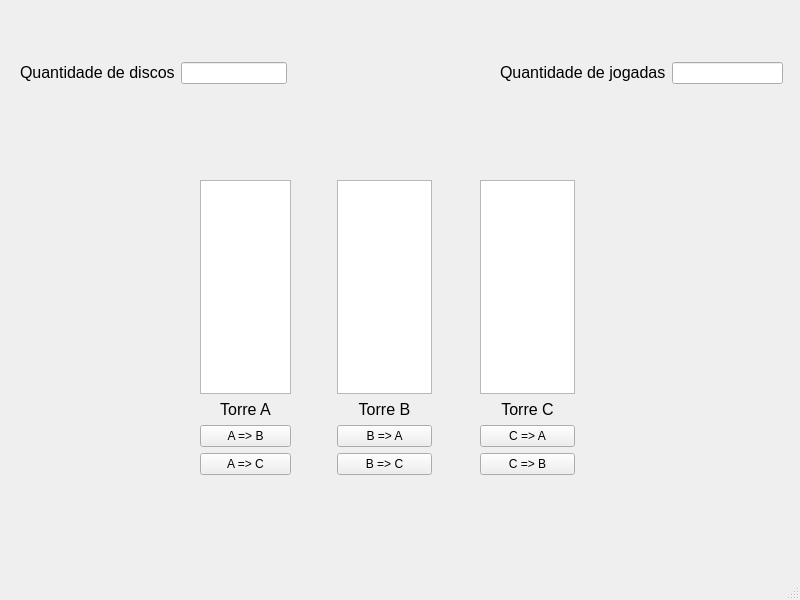
First picture: the form in mainwindow.ui, repository FilipeMrFerracioli/Projeto-jogo, before the edit.
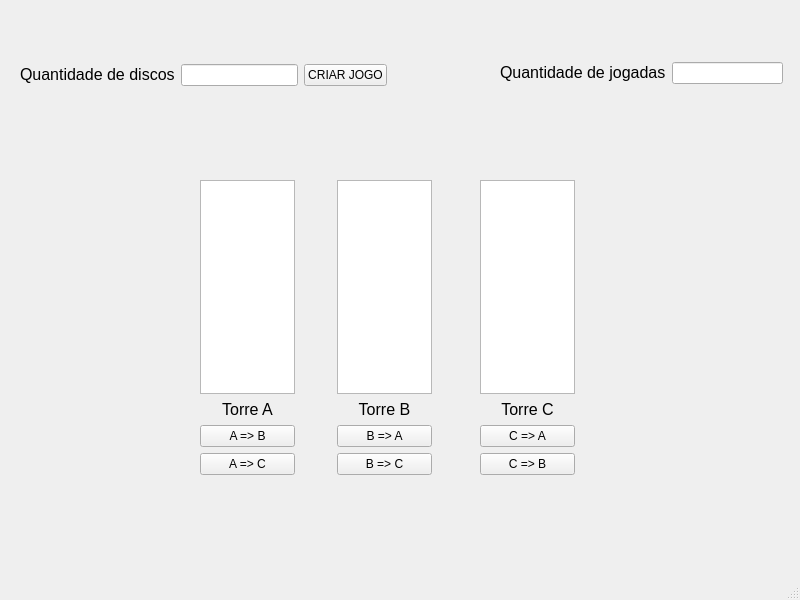
Second picture: the form after the edit.

Diff of the .ui file:
```diff
--- a/mainwindow.ui
+++ b/mainwindow.ui
@@ -41,8 +41,8 @@
      <rect>
       <x>20</x>
       <y>60</y>
-      <width>267</width>
-      <height>26</height>
+      <width>367</width>
+      <height>30</height>
      </rect>
     </property>
     <layout class="QHBoxLayout" name="horizontalLayout">
@@ -56,6 +56,13 @@
      <item>
       <widget class="QLineEdit" name="lineEditQuantidadeDiscos"/>
      </item>
+     <item>
+      <widget class="QPushButton" name="pushButtonCriarJogo">
+       <property name="text">
+        <string>CRIAR JOGO</string>
+       </property>
+      </widget>
+     </item>
     </layout>
    </widget>
    <widget class="QWidget" name="">
@@ -63,7 +70,7 @@
      <rect>
       <x>200</x>
       <y>180</y>
-      <width>91</width>
+      <width>95</width>
       <height>295</height>
      </rect>
     </property>
```
